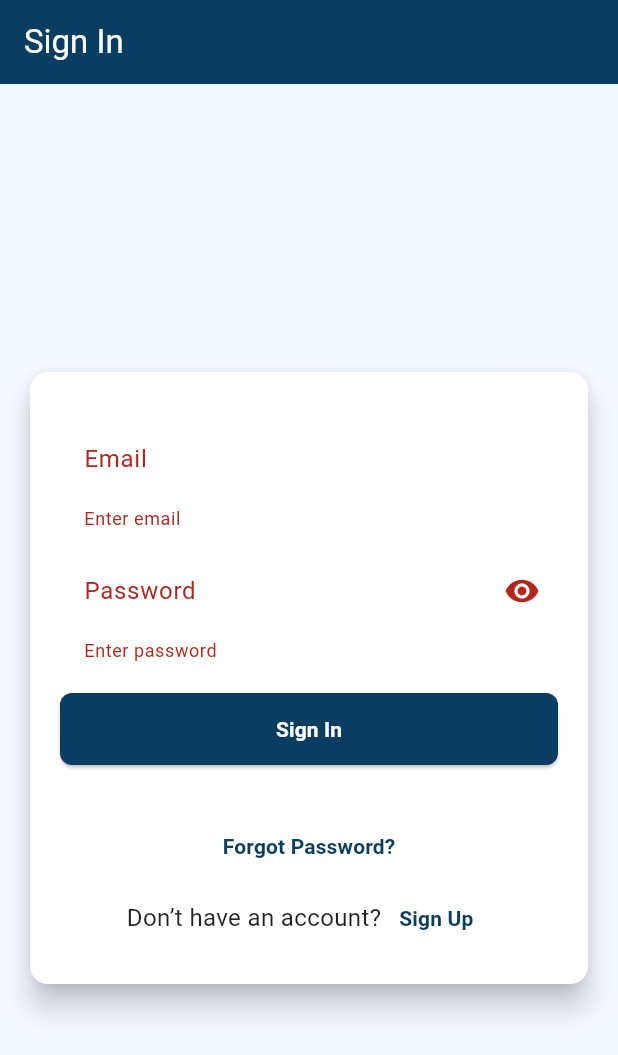
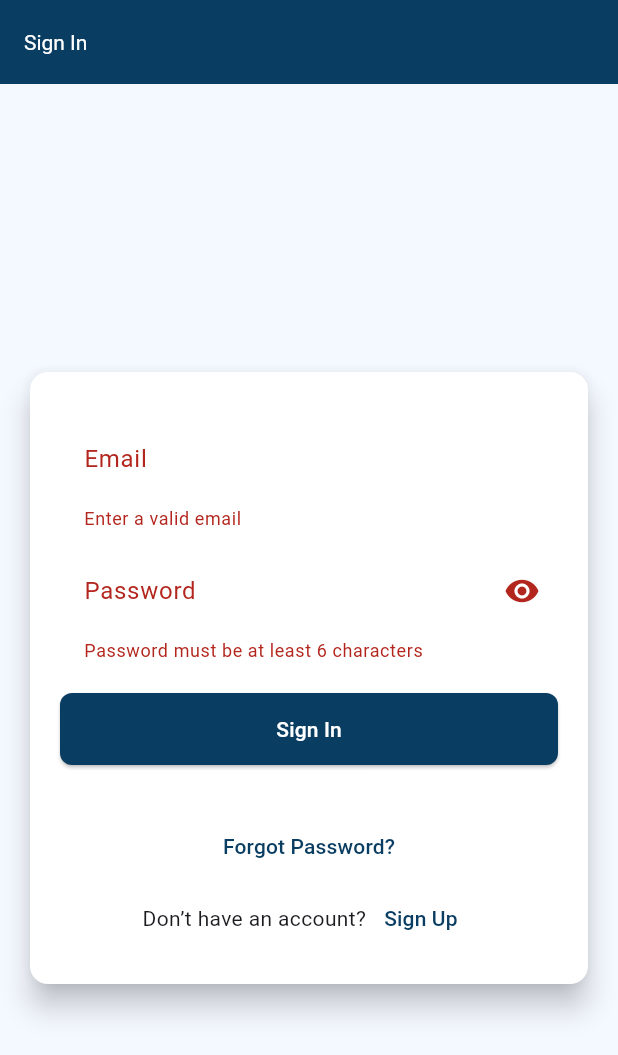
Before and after one commit to vashirij/weather_forecast_app, a Flutter app: the screen it shows after launch, after a tap on "Sign In", on a phone screen of 412 x 824 dp. Shown: the top 1055 px of the screen. Run offline on Flutter 3.47's test engine with Material 3 defaults, Android fonts, the phone set to English and light mode, and no system bars; our stand-ins replace firebase_auth, firebase_core, geolocator, google_sign_in, shared_preferences, sqflite; accounts and stored records are empty.

Commit message:
Android: add Java 11 toolchain; fix MainActivity; theming/validators/DB test

```diff
--- a/weather_forecast_app/lib/core/app_theme.dart
+++ b/weather_forecast_app/lib/core/app_theme.dart
@@ -1,65 +1,57 @@
 import 'package:flutter/material.dart';
 
 class AppTheme {
-  // Main light theme
-  static ThemeData lightTheme = ThemeData(
-    primarySwatch: Colors.blue,
-    brightness: Brightness.light,
-    scaffoldBackgroundColor: Colors.grey[100],
+  // App Colors
+  static const Color kPrimaryColor = Color(0xFF0A3D62);
+  static const Color kSurfaceLight = Color(0xFFF4F8FF);
+  static const Color kWhite = Colors.white;
+  static const Color kBlack = Colors.black;
 
-    textTheme: const TextTheme(
-      headlineMedium: TextStyle(
-        fontSize: 22,
-        fontWeight: FontWeight.bold,
-        color: Colors.black87,
+  static ThemeData get lightTheme {
+    return ThemeData(
+      primarySwatch: Colors.blue,
+      primaryColor: kPrimaryColor,
+      scaffoldBackgroundColor: kSurfaceLight,
+      appBarTheme: const AppBarTheme(
+        backgroundColor: kPrimaryColor,
+        foregroundColor: kWhite,
+        titleTextStyle: TextStyle(color: kWhite),
       ),
-      bodyMedium: TextStyle(
-        fontSize: 16,
-        color: Colors.black87,
+      inputDecorationTheme: InputDecorationTheme(
+        filled: true,
+        fillColor: kWhite,
+        border: OutlineInputBorder(
+          borderRadius: BorderRadius.circular(8),
+          borderSide: BorderSide.none,
+        ),
+        prefixIconColor: kPrimaryColor,
       ),
-      labelLarge: TextStyle(
-        fontSize: 14,
-        fontWeight: FontWeight.w600,
-        color: Colors.white,
+      elevatedButtonTheme: ElevatedButtonThemeData(
+        style: ElevatedButton.styleFrom(
+          backgroundColor: kPrimaryColor,
+          foregroundColor: kWhite,
+          shape: RoundedRectangleBorder(borderRadius: BorderRadius.circular(8)),
+        ),
       ),
-    ),
+      textButtonTheme: TextButtonThemeData(
+        style: TextButton.styleFrom(foregroundColor: kPrimaryColor),
+      ),
+      cardTheme: CardThemeData(
+        color: kWhite,
+        elevation: 8,
+        shape: RoundedRectangleBorder(borderRadius: BorderRadius.circular(12)),
+      ),
+    );
+  }
 
-    inputDecorationTheme: InputDecorationTheme(
-      border: OutlineInputBorder(
-        borderRadius: BorderRadius.circular(12),
+  static ThemeData get darkTheme {
+    return ThemeData.dark().copyWith(
+      primaryColor: kPrimaryColor,
+      scaffoldBackgroundColor: Colors.grey[900],
+      appBarTheme: const AppBarTheme(
+        backgroundColor: kPrimaryColor,
+        foregroundColor: kWhite,
       ),
-      filled: true,
-      fillColor: Colors.white,
-      contentPadding: const EdgeInsets.symmetric(horizontal: 16, vertical: 12),
-    ),
-
-    elevatedButtonTheme: ElevatedButtonThemeData(
-      style: ElevatedButton.styleFrom(
-        backgroundColor: Colors.blue,
-        foregroundColor: Colors.white,
-        shape: RoundedRectangleBorder(
-          borderRadius: BorderRadius.circular(12),
-        ),
-        padding: const EdgeInsets.symmetric(vertical: 14),
-      ),
-    ),
-
-    outlinedButtonTheme: OutlinedButtonThemeData(
-      style: OutlinedButton.styleFrom(
-        foregroundColor: Colors.blue,
-        side: const BorderSide(color: Colors.blue, width: 1.5),
-        shape: RoundedRectangleBorder(
-          borderRadius: BorderRadius.circular(12),
-        ),
-        padding: const EdgeInsets.symmetric(vertical: 14),
-      ),
-    ),
-  );
-
-  // Optional: Dark theme for later
-  static ThemeData darkTheme = ThemeData(
-    brightness: Brightness.dark,
-    scaffoldBackgroundColor: Colors.black,
-    primarySwatch: Colors.blueGrey,
-  );
+    );
+  }
 }
--- a/weather_forecast_app/lib/views/auth/signin_screen.dart
+++ b/weather_forecast_app/lib/views/auth/signin_screen.dart
@@ -1,10 +1,8 @@
 import 'package:flutter/material.dart';
 import '../../controllers/auth_controller.dart';
 import '../../utils/helpers.dart';
+import '../../utils/validators.dart';
 import 'forgot_password_screen.dart';
-
-const Color kPrimaryColor = Color(0xFF0A3D62);
-const Color kSurfaceLight = Color(0xFFF4F8FF);
 
 class SigninScreen extends StatefulWidget {
   const SigninScreen({super.key});
@@ -17,7 +15,7 @@ class _SigninScreenState extends State<SigninScreen> {
   final _formKey = GlobalKey<FormState>();
   final _emailController = TextEditingController();
   final _passwordController = TextEditingController();
-  // phone sign-in removed; no phone controller required
+
   final _authController = AuthController();
 
   // toggle password visibility
@@ -64,26 +62,13 @@ class _SigninScreenState extends State<SigninScreen> {
 
   void _goToSignup() => Navigator.pushNamed(context, '/signup');
 
-  // === Validators ===
-  String? _validateEmail(String? value) {
-    if (value == null || value.trim().isEmpty) return "Enter email";
-    if (!value.contains("@")) return "Enter valid email";
-    return null;
-  }
-
-  String? _validatePassword(String? value) {
-    if (value == null || value.isEmpty) return "Enter password";
-    if (value.length < 8) return "Password too short (min 8 chars)";
-    return null;
-  }
-
   @override
   Widget build(BuildContext context) {
     return Scaffold(
-      backgroundColor: kSurfaceLight,
+      backgroundColor: Theme.of(context).scaffoldBackgroundColor,
       appBar: AppBar(
         title: const Text("Sign In", style: TextStyle(color: Colors.white)),
-        backgroundColor: kPrimaryColor,
+        backgroundColor: Theme.of(context).primaryColor,
         foregroundColor: Colors.white,
       ),
       body: SafeArea(
@@ -154,7 +139,10 @@ class _SigninScreenState extends State<SigninScreen> {
                                     decoration: const InputDecoration(
                                       labelText: "Email",
                                     ),
-                                    validator: _validateEmail,
+                                    validator: (value) =>
+                                        Validators.isValidEmail(value ?? "")
+                                        ? null
+                                        : "Enter a valid email",
                                   ),
                                   const SizedBox(height: 12),
 
@@ -178,7 +166,10 @@ class _SigninScreenState extends State<SigninScreen> {
                                         },
                                       ),
                                     ),
-                                    validator: _validatePassword,
+                                    validator: (value) =>
+                                        Validators.isValidPassword(value ?? "")
+                                        ? null
+                                        : "Password must be at least 6 characters",
                                   ),
                                   const SizedBox(height: 20),
 
--- a/weather_forecast_app/pubspec.yaml
+++ b/weather_forecast_app/pubspec.yaml
@@ -36,6 +36,9 @@ dependencies:
   sqflite: ^2.2.8+4
   path: ^1.8.3
 
+  # Shared preferences
+  shared_preferences: ^2.1.1
+
 dev_dependencies:
   flutter_test:
     sdk: flutter
```
Also changed, not shown: weather_forecast_app/lib/controllers/auth_controller.dart (+10 -0 lines), weather_forecast_app/lib/services/db_service.dart (+10 -0 lines), weather_forecast_app/lib/services/db_test.dart (+8 -3 lines), weather_forecast_app/lib/services/weather_service.dart (+6 -3 lines), weather_forecast_app/lib/utils/validators.dart (+14 -0 lines), weather_forecast_app/lib/views/auth/signup_screen.dart (+18 -14 lines), weather_forecast_app/lib/views/forecast/daily_forecast_screen.dart (+14 -106 lines), weather_forecast_app/lib/views/settings/settings_screen.dart (added, +34 -0 lines), weather_forecast_app/lib/utils/google_sign_in_plugin_stub.dart (added), weather_forecast_app/pubspec.lock, 7 other files.
